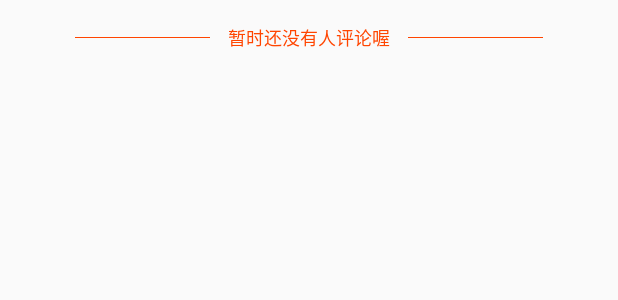
After one commit to pengnix/studydemo, an Android app: the layout view_comments_empty.xml on its own in the app's theme, with its tools: preview values and no code run, on a phone screen of 412 x 824 dp. The commit adds this screen. Shown: the top 300 px of the screen. Run offline under Robolectric (Android 15) with nearby library versions, the phone set to English and light mode, and no system bars.

Commit message:
添加空布局逻辑

```diff
--- a/project/app/src/main/java/com/study/pengnix/ok/activity/SecondListActivity.java
+++ b/project/app/src/main/java/com/study/pengnix/ok/activity/SecondListActivity.java
@@ -32,6 +32,7 @@ public class SecondListActivity extends AppCompatActivity {
         rv.addItemDecoration(new RvDividerItemDecoration(this, LinearLayoutManager.VERTICAL));
         setDatas();
         adapter = new CommentRecyclerAdapter(this);
+        adapter.setEmptyView(R.layout.view_comments_empty);
 
         adapter.setData(datas);
         rv.setAdapter(adapter);
--- a/project/app/src/main/java/com/study/pengnix/ok/adapter/SecondaryListAdapter.java
+++ b/project/app/src/main/java/com/study/pengnix/ok/adapter/SecondaryListAdapter.java
@@ -70,7 +70,7 @@ public abstract class SecondaryListAdapter<GVH, SVH extends RecyclerView.ViewHol
 
 
     @Override
-    public final RecyclerView.ViewHolder onCreateViewHolder(ViewGroup parent, int viewType) {
+    public RecyclerView.ViewHolder onCreateViewHolder(ViewGroup parent, int viewType) {
 
         RecyclerView.ViewHolder viewHolder = null;
 
@@ -211,7 +211,7 @@ public abstract class SecondaryListAdapter<GVH, SVH extends RecyclerView.ViewHol
 
 
     @Override
-    public final int getItemViewType(int position) {
+    public int getItemViewType(int position) {
         return getItemStatusByPosition(position).getViewType();
     }
 
--- /dev/null
+++ b/project/app/src/main/res/layout/view_comments_empty.xml
@@ -0,0 +1,32 @@
+<?xml version="1.0" encoding="utf-8"?>
+<RelativeLayout
+    xmlns:android="http://schemas.android.com/apk/res/android"
+    android:layout_width="match_parent"
+    android:layout_height="50dp">
+
+    <TextView
+        android:id="@+id/text"
+        android:layout_width="wrap_content"
+        android:layout_height="wrap_content"
+        android:layout_centerInParent="true"
+        android:text="暂时还没有人评论喔"
+        android:textColor="@color/red"
+        android:textSize="12sp" />
+
+    <TextView
+        android:layout_width="90dp"
+        android:layout_height="1px"
+        android:background="@color/red"
+        android:layout_toStartOf="@+id/text"
+        android:layout_marginEnd="12dp"
+        android:layout_centerVertical="true"/>
+
+    <TextView
+        android:layout_width="90dp"
+        android:layout_height="1px"
+        android:background="@color/red"
+        android:layout_toEndOf="@+id/text"
+        android:layout_marginStart="12dp"
+        android:layout_centerVertical="true"/>
+
+</RelativeLayout>
```
Also changed, not shown: project/app/src/main/java/com/study/pengnix/ok/adapter/CommentRecyclerAdapter.java (+31 -1 lines).
